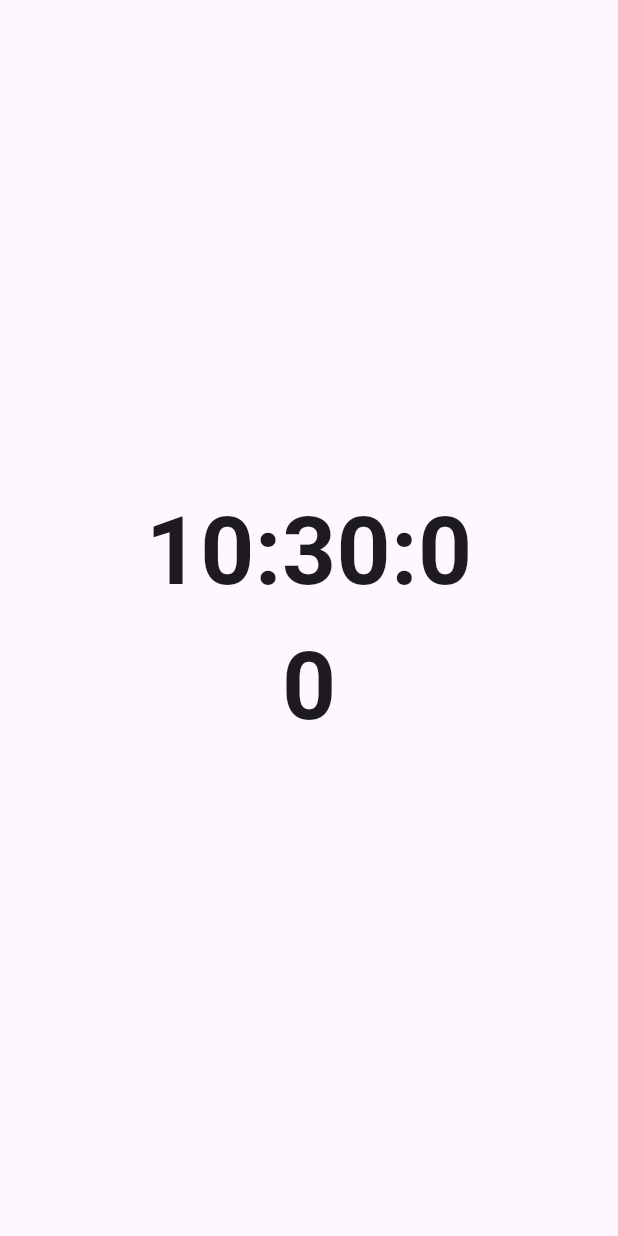
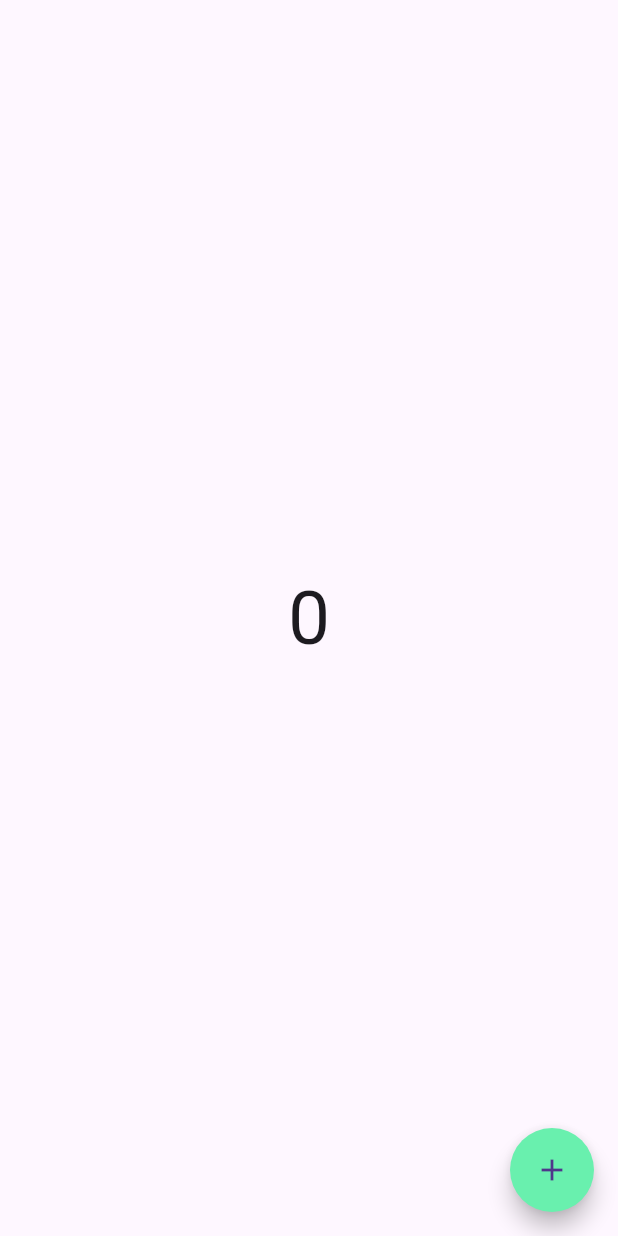
Before and after one commit to Janyaro/state_management_provider, a Flutter app: the first screen one second after launch, on a phone screen of 412 x 824 dp. Run offline on Flutter 3.47's test engine with Material 3 defaults, Android fonts, the phone set to English and light mode, and no system bars.

Commit message:
increment value by using counter

```diff
--- /dev/null
+++ b/lib/Screen/CountProviderExample.dart
@@ -0,0 +1,42 @@
+import 'package:flutter/material.dart';
+import 'package:provider/provider.dart';
+import 'package:state_management/provider/countprovider.dart';
+
+class CountExample extends StatefulWidget {
+  const CountExample({super.key});
+
+  @override
+  State<CountExample> createState() => _CountExampleState();
+}
+
+class _CountExampleState extends State<CountExample> {
+  @override
+  Widget build(BuildContext context) {
+    final countprovider = Provider.of<CountProvider>(context, listen: false);
+    print('build');
+    return Scaffold(
+      body: Column(
+        mainAxisAlignment: MainAxisAlignment.center,
+        crossAxisAlignment: CrossAxisAlignment.center,
+        children: [
+          Consumer<CountProvider>(builder: (context, value, child) {
+            print('only me ');
+            return Center(
+                child: Text(
+              value.count.toString(),
+              style: TextStyle(fontSize: 50),
+            ));
+          })
+        ],
+      ),
+      floatingActionButton: FloatingActionButton(
+        backgroundColor: Colors.greenAccent,
+        shape: RoundedRectangleBorder(borderRadius: BorderRadius.circular(50)),
+        onPressed: () {
+          countprovider.setValue();
+        },
+        child: Icon(Icons.add),
+      ),
+    );
+  }
+}
--- a/lib/main.dart
+++ b/lib/main.dart
@@ -1,5 +1,7 @@
 import 'package:flutter/material.dart';
-import 'package:state_management/Screen/home_screen.dart';
+import 'package:state_management/Screen/CountProviderExample.dart';
+import 'package:state_management/provider/countprovider.dart';
+import 'package:provider/provider.dart';
 
 void main() {
   runApp(const MyApp());
@@ -10,8 +12,11 @@ class MyApp extends StatelessWidget {
 
   @override
   Widget build(BuildContext context) {
-    return const MaterialApp(
-      home: HomeScreen(),
+    return ChangeNotifierProvider(
+      create: (_) => CountProvider(),
+      child: MaterialApp(
+        home: CountExample(),
+      ),
     );
   }
 }
--- /dev/null
+++ b/lib/provider/countprovider.dart
@@ -0,0 +1,12 @@
+import 'package:flutter/material.dart';
+import 'package:flutter/foundation.dart';
+
+class CountProvider with ChangeNotifier {
+  int _count = 0;
+  int get count => _count;
+
+  void setValue() {
+    _count++;
+    notifyListeners();
+  }
+}
--- a/pubspec.yaml
+++ b/pubspec.yaml
@@ -35,6 +35,7 @@ dependencies:
   # The following adds the Cupertino Icons font to your application.
   # Use with the CupertinoIcons class for iOS style icons.
   cupertino_icons: ^1.0.6
+  provider: ^6.1.2
 
 dev_dependencies:
   flutter_test:
```
Also changed, not shown: pubspec.lock.
